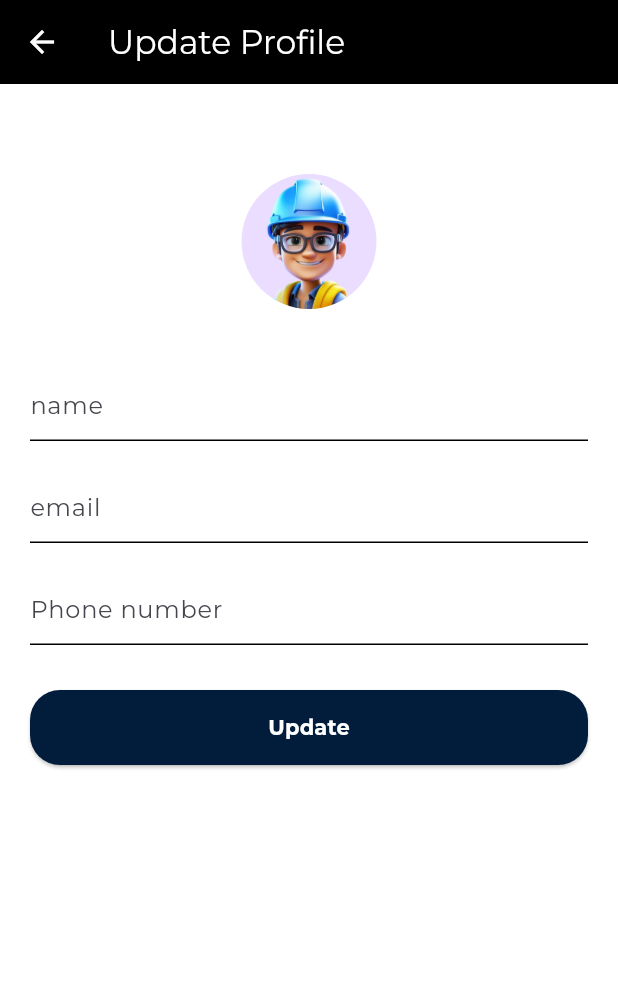
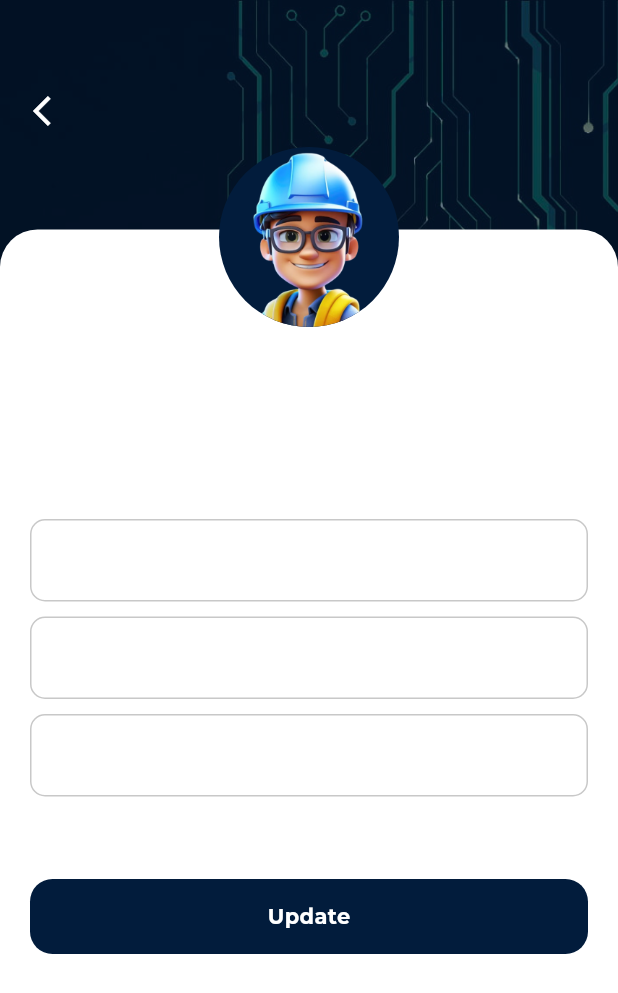
Before and after one commit to Christentimmy/TopEnergy, a Flutter app: the SettingsScreen screen opened directly, after a tap on "Profile", on a phone screen of 412 x 824 dp. Shown: the top 993 px of the screen. Run offline on Flutter 3.47's test engine with Material 3 defaults, Android fonts, the light colour scheme and no system bars; our stand-ins replace contacts_service, font_awesome_flutter, get, google_fonts, google_nav_bar, image_picker and 7 more; missing offline and left inert: dropdown_model_list, flutter_pin_code_fields, wolt_modal_sheet; accounts and stored records are empty.

Commit message:
created alt pages

```diff
--- a/lib/controller/auth_controller.dart
+++ b/lib/controller/auth_controller.dart
@@ -53,7 +53,6 @@ class AuthController extends GetxController {
       isloading.value = false;
     }
   }
-
   Future<void> signUpUser({
     required String fullName,
     required String email,
@@ -93,4 +92,6 @@ class AuthController extends GetxController {
       isloading.value = false;
     }
   }
+
+
 }
--- /dev/null
+++ b/lib/controller/user_controller.dart
@@ -0,0 +1,7 @@
+
+
+import 'package:get/get.dart';
+
+class UserController extends GetxController {
+
+}
--- /dev/null
+++ b/lib/pages/home/alt_profile_screen.dart
@@ -0,0 +1,133 @@
+import 'package:flutter/material.dart';
+import 'package:flutter/widgets.dart';
+import 'package:get/get.dart';
+import 'package:topenergy/Resources/color.dart';
+import 'package:topenergy/controller/retrieve_controller.dart';
+import 'package:topenergy/widget/custom_button.dart';
+import 'package:topenergy/widget/custom_textfield.dart';
+
+class AltProfileScreen extends StatefulWidget {
+  const AltProfileScreen({super.key});
+
+  @override
+  State<AltProfileScreen> createState() => _AltProfileScreenState();
+}
+
+class _AltProfileScreenState extends State<AltProfileScreen> {
+  final _retrieveController = Get.find<RetrieveController>();
+  TextEditingController _fullNameController = TextEditingController();
+  TextEditingController _emailController = TextEditingController();
+  TextEditingController _phoneNumberController = TextEditingController();
+
+  @override
+  void initState() {
+    super.initState();
+    _fullNameController = TextEditingController(
+        text: _retrieveController.userDetails.value?.name);
+    _emailController = TextEditingController(
+        text: _retrieveController.userDetails.value?.email);
+    _phoneNumberController = TextEditingController(
+        text: _retrieveController.userDetails.value?.phoneNumber);
+  }
+
+  @override
+  Widget build(BuildContext context) {
+    final currentWidth = MediaQuery.of(context).size.width;
+    final currentHeight = MediaQuery.of(context).size.height;
+    return Scaffold(
+      resizeToAvoidBottomInset: false,
+      // extendBody: true,
+      // backgroundColor: null,
+      // extendBodyBehindAppBar: true,
+      body: Container(
+        width: currentWidth,
+        height: currentHeight,
+        decoration: const BoxDecoration(
+          image: DecorationImage(
+            image: AssetImage(
+              "assets/images/background.jpg",
+            ),
+            opacity: 0.4,
+            fit: BoxFit.cover,
+          ),
+        ),
+        child: Column(
+          crossAxisAlignment: CrossAxisAlignment.start,
+          children: [
+            const SizedBox(height: 50),
+            Padding(
+              padding: const EdgeInsets.symmetric(horizontal: 10),
+              child: IconButton(
+                onPressed: () {
+                  Get.back();
+                },
+                icon: const Icon(
+                  Icons.arrow_back_ios,
+                  color: Colors.white,
+                ),
+              ),
+            ),
+            Expanded(
+              child: Stack(
+                alignment: Alignment.topCenter,
+                children: [
+                  Container(
+                    margin: const EdgeInsets.only(top: 55),
+                    padding: EdgeInsets.only(
+                        left: 20,
+                        right: 20,
+                        bottom: MediaQuery.of(context).viewInsets.bottom / 3.2),
+                    decoration: const BoxDecoration(
+                      color: Colors.white,
+                      borderRadius: BorderRadius.only(
+                        topLeft: Radius.circular(25),
+                        topRight: Radius.circular(25),
+                      ),
+                    ),
+                    child: Column(
+                      mainAxisAlignment: MainAxisAlignment.center,
+                      children: [
+                        CustomTextFieldUpdate(
+                          textEditingController: _fullNameController,
+                        ),
+                        CustomTextFieldUpdate(
+                          textEditingController: _emailController,
+                        ),
+                        CustomTextFieldUpdate(
+                          textEditingController: _phoneNumberController,
+                          type: TextInputType.number,
+                        ),
+                        const SizedBox(height: 50),
+                        CustomButton(
+                          ontap: () {},
+                          child: const Text(
+                            "Update",
+                            style: TextStyle(
+                              color: Colors.white,
+                              fontWeight: FontWeight.w700,
+                            ),
+                          ),
+                        ),
+                      ],
+                    ),
+                  ),
+                  Container(
+                    height: 120,
+                    width: 120,
+                    decoration: const BoxDecoration(
+                      shape: BoxShape.circle,
+                      color: AppsColor.backgroundColor,
+                      image: DecorationImage(
+                        image: AssetImage("assets/images/powava.png"),
+                      ),
+                    ),
+                  ),
+                ],
+              ),
+            ),
+          ],
+        ),
+      ),
+    );
+  }
+}
--- a/lib/pages/home/profile.dart
+++ b/lib/pages/home/profile.dart
@@ -4,15 +4,36 @@ import 'package:topenergy/Resources/color.dart';
 import 'package:topenergy/controller/retrieve_controller.dart';
 
 class ProfileScreen extends StatefulWidget {
-  const ProfileScreen({Key? key}) : super(key: key);
+  const ProfileScreen({super.key});
 
   @override
   State<ProfileScreen> createState() => _ProfileScreenState();
 }
 
 class _ProfileScreenState extends State<ProfileScreen> {
+  final _retrieveController = Get.find<RetrieveController>();
+  TextEditingController _fullNameController = TextEditingController();
+  TextEditingController _emailController = TextEditingController();
+  TextEditingController _phoneNumberController = TextEditingController();
 
-   final _retrieveController = Get.find<RetrieveController>();
+  @override
+  void initState() {
+    super.initState();
+    _fullNameController = TextEditingController(
+        text: _retrieveController.userDetails.value?.name);
+    _emailController = TextEditingController(
+        text: _retrieveController.userDetails.value?.email);
+    _phoneNumberController = TextEditingController(
+        text: _retrieveController.userDetails.value?.phoneNumber);
+  }
+
+  @override
+  void dispose() {
+    _fullNameController.dispose();
+    _emailController.dispose();
+    _phoneNumberController.dispose();
+    super.dispose();
+  }
 
   @override
   Widget build(BuildContext context) {
@@ -61,36 +82,27 @@ class _ProfileScreenState extends State<ProfileScreen> {
                 ),
               ),
               const SizedBox(height: 20),
-              Obx(
-                () => TextFormField(
-
-                  decoration:  InputDecoration(
-                    hintText: _retrieveController.userDetails.value?.name ?? "name",
-                    enabledBorder: const  UnderlineInputBorder(),
-                    focusedBorder: const UnderlineInputBorder(),
-                  ),
+              TextFormField(
+                controller: _fullNameController,
+                decoration: const InputDecoration(
+                  enabledBorder: UnderlineInputBorder(),
+                  focusedBorder: UnderlineInputBorder(),
                 ),
               ),
               const SizedBox(height: 20),
-              Obx(
-                () => TextFormField(
-
-                  decoration:  InputDecoration(
-                    hintText:_retrieveController.userDetails.value?.email ?? "email",
-                    enabledBorder:const  UnderlineInputBorder(),
-                    focusedBorder: const UnderlineInputBorder(),
-                  ),
+              TextFormField(
+                controller: _emailController,
+                decoration: const InputDecoration(
+                  enabledBorder: UnderlineInputBorder(),
+                  focusedBorder: UnderlineInputBorder(),
                 ),
               ),
               const SizedBox(height: 20),
-              Obx(
-                () => TextFormField(
-
-                  decoration:  InputDecoration(
-                    hintText: _retrieveController.userDetails.value?.phoneNumber ?? "Phone number",
-                    enabledBorder: const UnderlineInputBorder(),
-                    focusedBorder: const UnderlineInputBorder(),
-                  ),
+              TextFormField(
+                controller: _phoneNumberController,
+                decoration: const InputDecoration(
+                  enabledBorder: UnderlineInputBorder(),
+                  focusedBorder: UnderlineInputBorder(),
                 ),
               ),
               const SizedBox(height: 30),
--- a/lib/pages/home/menu.dart
+++ b/lib/pages/home/settings.dart
@@ -1,5 +1,6 @@
 import 'package:flutter/material.dart';
 import 'package:topenergy/Resources/color.dart';
+import 'package:topenergy/pages/home/alt_profile_screen.dart';
 import 'package:topenergy/pages/home/feedbacks.dart';
 import 'package:topenergy/pages/home/profile.dart';
 import 'package:topenergy/pages/home/security_settings/security_screen.dart';
@@ -36,7 +37,7 @@ class _SettingsScreenState extends State<SettingsScreen> {
                 Navigator.push(
                   context,
                   MaterialPageRoute(
-                      builder: (context) => const ProfileScreen()),
+                      builder: (context) => const AltProfileScreen()),
                 );
               }),
               buildListTile('Security Settings', Icons.security, () {
--- a/lib/widget/bottom_widget.dart
+++ b/lib/widget/bottom_widget.dart
@@ -3,7 +3,7 @@ import 'package:google_nav_bar/google_nav_bar.dart';
 import 'package:topenergy/Resources/color.dart';
 import 'package:topenergy/pages/home/buy_electricity.dart';
 import 'package:topenergy/pages/home/homepage.dart';
-import 'package:topenergy/pages/home/menu.dart';
+import 'package:topenergy/pages/home/settings.dart';
 import 'package:topenergy/pages/home/transaction_screen.dart';
 
 class BottomNaviagtionScreen extends StatefulWidget {
--- a/lib/widget/custom_textfield.dart
+++ b/lib/widget/custom_textfield.dart
@@ -5,7 +5,7 @@ import 'package:topenergy/Resources/color.dart';
 class CustomTextfield extends StatelessWidget {
   final TextEditingController textEditingController;
   final bool isObscureText;
-  final String hintText;
+  String? hintText;
   IconData? prefixIcon;
   IconData? suffixIcon;
   VoidCallback? suffixTap;
@@ -15,7 +15,7 @@ class CustomTextfield extends StatelessWidget {
   CustomTextfield({
     super.key,
     required this.textEditingController,
-    required this.hintText,
+    this.hintText,
     required this.isObscureText,
     this.prefixIcon,
     this.type,
@@ -49,7 +49,7 @@ class CustomTextfield extends StatelessWidget {
           fontWeight: FontWeight.w500,
         ),
         decoration: InputDecoration(
-          prefixIcon: prefixIcon != null? Icon(prefixIcon, size: 20) : null,
+          prefixIcon: prefixIcon != null ? Icon(prefixIcon, size: 20) : null,
           hintText: hintText,
           hintStyle: const TextStyle(
             fontSize: 13,
@@ -83,3 +83,75 @@ class CustomTextfield extends StatelessWidget {
     );
   }
 }
+
+// ignore: must_be_immutable
+class CustomTextFieldUpdate extends StatelessWidget {
+  final TextEditingController textEditingController;
+  String? hintText;
+  IconData? prefixIcon;
+  IconData? suffixIcon;
+  VoidCallback? suffixTap;
+  TextInputType? type;
+
+  bool? isReferral;
+  CustomTextFieldUpdate({
+    super.key,
+    required this.textEditingController,
+    this.hintText,
+    this.prefixIcon,
+    this.type,
+    this.suffixIcon,
+    this.suffixTap,
+  });
+
+  @override
+  Widget build(BuildContext context) {
+    return Container(
+      width: double.infinity,
+      alignment: Alignment.center,
+      margin: const EdgeInsets.symmetric(vertical: 5),
+      decoration: BoxDecoration(
+        borderRadius: BorderRadius.circular(10),
+      ),
+      child: TextFormField(
+        keyboardType: type,
+        controller: textEditingController,
+        style: const TextStyle(
+          fontSize: 15.5,
+          fontWeight: FontWeight.w500,
+        ),
+        decoration: InputDecoration(
+          prefixIcon: prefixIcon != null ? Icon(prefixIcon, size: 20) : null,
+          hintText: hintText,
+          hintStyle: const TextStyle(
+            fontSize: 13,
+          ),
+          suffixIcon: IconButton(
+            onPressed: suffixTap,
+            icon: Icon(suffixIcon, size: 18),
+          ),
+          enabledBorder: OutlineInputBorder(
+            borderRadius: BorderRadius.circular(10),
+            borderSide: const BorderSide(
+              color: Color.fromARGB(55, 0, 0, 0),
+            ),
+          ),
+          errorBorder: OutlineInputBorder(
+            borderRadius: BorderRadius.circular(10),
+            borderSide: const BorderSide(color: Colors.red),
+          ),
+          focusedBorder: OutlineInputBorder(
+            borderRadius: BorderRadius.circular(10),
+            borderSide: const BorderSide(
+              color: AppsColor.backgroundColor,
+            ),
+          ),
+          focusedErrorBorder: OutlineInputBorder(
+            borderRadius: BorderRadius.circular(10),
+            borderSide: const BorderSide(color: Colors.red),
+          ),
+        ),
+      ),
+    );
+  }
+}
```
